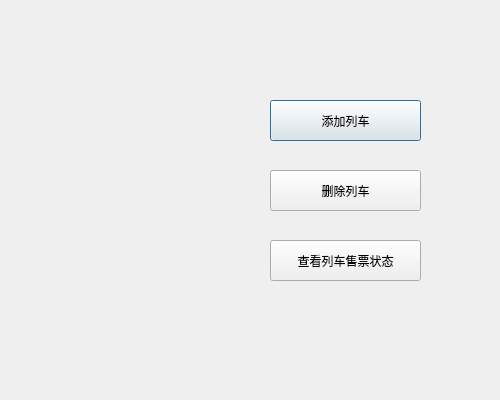
First picture: the form in Ticket/managerdialog.ui, repository idy002/ticket, before the edit.
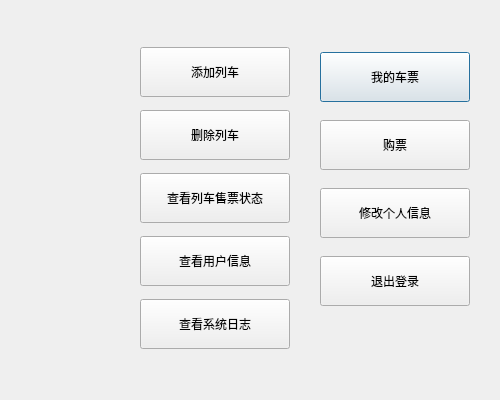
Second picture: the form after the edit.

Diff of the .ui file:
```diff
--- a/Ticket/managerdialog.ui
+++ b/Ticket/managerdialog.ui
@@ -25,44 +25,218 @@
   <property name="windowTitle">
    <string>管理员窗口</string>
   </property>
-  <widget class="QPushButton" name="addPushButton">
+  <widget class="QWidget" name="layoutWidget">
    <property name="geometry">
     <rect>
-     <x>270</x>
-     <y>100</y>
-     <width>151</width>
-     <height>41</height>
+     <x>320</x>
+     <y>40</y>
+     <width>152</width>
+     <height>280</height>
     </rect>
    </property>
-   <property name="text">
-    <string>添加列车</string>
-   </property>
+   <layout class="QVBoxLayout" name="verticalLayout">
+    <item>
+     <widget class="QPushButton" name="myTiccketButton">
+      <property name="sizePolicy">
+       <sizepolicy hsizetype="Fixed" vsizetype="Fixed">
+        <horstretch>0</horstretch>
+        <verstretch>0</verstretch>
+       </sizepolicy>
+      </property>
+      <property name="minimumSize">
+       <size>
+        <width>150</width>
+        <height>50</height>
+       </size>
+      </property>
+      <property name="text">
+       <string>我的车票</string>
+      </property>
+     </widget>
+    </item>
+    <item>
+     <widget class="QPushButton" name="buyTicketButton">
+      <property name="sizePolicy">
+       <sizepolicy hsizetype="Fixed" vsizetype="Fixed">
+        <horstretch>150</horstretch>
+        <verstretch>50</verstretch>
+       </sizepolicy>
+      </property>
+      <property name="minimumSize">
+       <size>
+        <width>150</width>
+        <height>50</height>
+       </size>
+      </property>
+      <property name="maximumSize">
+       <size>
+        <width>150</width>
+        <height>50</height>
+       </size>
+      </property>
+      <property name="text">
+       <string>购票</string>
+      </property>
+     </widget>
+    </item>
+    <item>
+     <widget class="QPushButton" name="modifyInfoButton">
+      <property name="sizePolicy">
+       <sizepolicy hsizetype="Fixed" vsizetype="Fixed">
+        <horstretch>0</horstretch>
+        <verstretch>0</verstretch>
+       </sizepolicy>
+      </property>
+      <property name="minimumSize">
+       <size>
+        <width>150</width>
+        <height>50</height>
+       </size>
+      </property>
+      <property name="maximumSize">
+       <size>
+        <width>150</width>
+        <height>50</height>
+       </size>
+      </property>
+      <property name="text">
+       <string>修改个人信息</string>
+      </property>
+     </widget>
+    </item>
+    <item>
+     <widget class="QPushButton" name="pushButton">
+      <property name="sizePolicy">
+       <sizepolicy hsizetype="Fixed" vsizetype="Fixed">
+        <horstretch>0</horstretch>
+        <verstretch>0</verstretch>
+       </sizepolicy>
+      </property>
+      <property name="minimumSize">
+       <size>
+        <width>150</width>
+        <height>50</height>
+       </size>
+      </property>
+      <property name="maximumSize">
+       <size>
+        <width>150</width>
+        <height>50</height>
+       </size>
+      </property>
+      <property name="text">
+       <string>退出登录</string>
+      </property>
+     </widget>
+    </item>
+   </layout>
   </widget>
-  <widget class="QPushButton" name="delPushButton">
+  <widget class="QWidget" name="layoutWidget">
    <property name="geometry">
     <rect>
-     <x>270</x>
-     <y>170</y>
-     <width>151</width>
-     <height>41</height>
+     <x>140</x>
+     <y>40</y>
+     <width>152</width>
+     <height>321</height>
     </rect>
    </property>
-   <property name="text">
-    <string>删除列车</string>
-   </property>
-  </widget>
-  <widget class="QPushButton" name="showPushButton">
-   <property name="geometry">
-    <rect>
-     <x>270</x>
-     <y>240</y>
-     <width>151</width>
-     <height>41</height>
-    </rect>
-   </property>
-   <property name="text">
-    <string>查看列车售票状态</string>
-   </property>
+   <layout class="QVBoxLayout" name="verticalLayout_2">
+    <item>
+     <widget class="QPushButton" name="addPushButton">
+      <property name="minimumSize">
+       <size>
+        <width>150</width>
+        <height>50</height>
+       </size>
+      </property>
+      <property name="maximumSize">
+       <size>
+        <width>150</width>
+        <height>50</height>
+       </size>
+      </property>
+      <property name="text">
+       <string>添加列车</string>
+      </property>
+     </widget>
+    </item>
+    <item>
+     <widget class="QPushButton" name="delPushButton">
+      <property name="minimumSize">
+       <size>
+        <width>150</width>
+        <height>50</height>
+       </size>
+      </property>
+      <property name="maximumSize">
+       <size>
+        <width>150</width>
+        <height>50</height>
+       </size>
+      </property>
+      <property name="text">
+       <string>删除列车</string>
+      </property>
+     </widget>
+    </item>
+    <item>
+     <widget class="QPushButton" name="showPushButton">
+      <property name="minimumSize">
+       <size>
+        <width>150</width>
+        <height>50</height>
+       </size>
+      </property>
+      <property name="maximumSize">
+       <size>
+        <width>150</width>
+        <height>50</height>
+       </size>
+      </property>
+      <property name="text">
+       <string>查看列车售票状态</string>
+      </property>
+     </widget>
+    </item>
+    <item>
+     <widget class="QPushButton" name="showPushButton_2">
+      <property name="minimumSize">
+       <size>
+        <width>150</width>
+        <height>50</height>
+       </size>
+      </property>
+      <property name="maximumSize">
+       <size>
+        <width>150</width>
+        <height>50</height>
+       </size>
+      </property>
+      <property name="text">
+       <string>查看用户信息</string>
+      </property>
+     </widget>
+    </item>
+    <item>
+     <widget class="QPushButton" name="logPushButton">
+      <property name="minimumSize">
+       <size>
+        <width>150</width>
+        <height>50</height>
+       </size>
+      </property>
+      <property name="maximumSize">
+       <size>
+        <width>150</width>
+        <height>50</height>
+       </size>
+      </property>
+      <property name="text">
+       <string>查看系统日志</string>
+      </property>
+     </widget>
+    </item>
+   </layout>
   </widget>
  </widget>
  <resources/>
```
Left out of the diff: 19 changed lines with no effect on the pictures.
